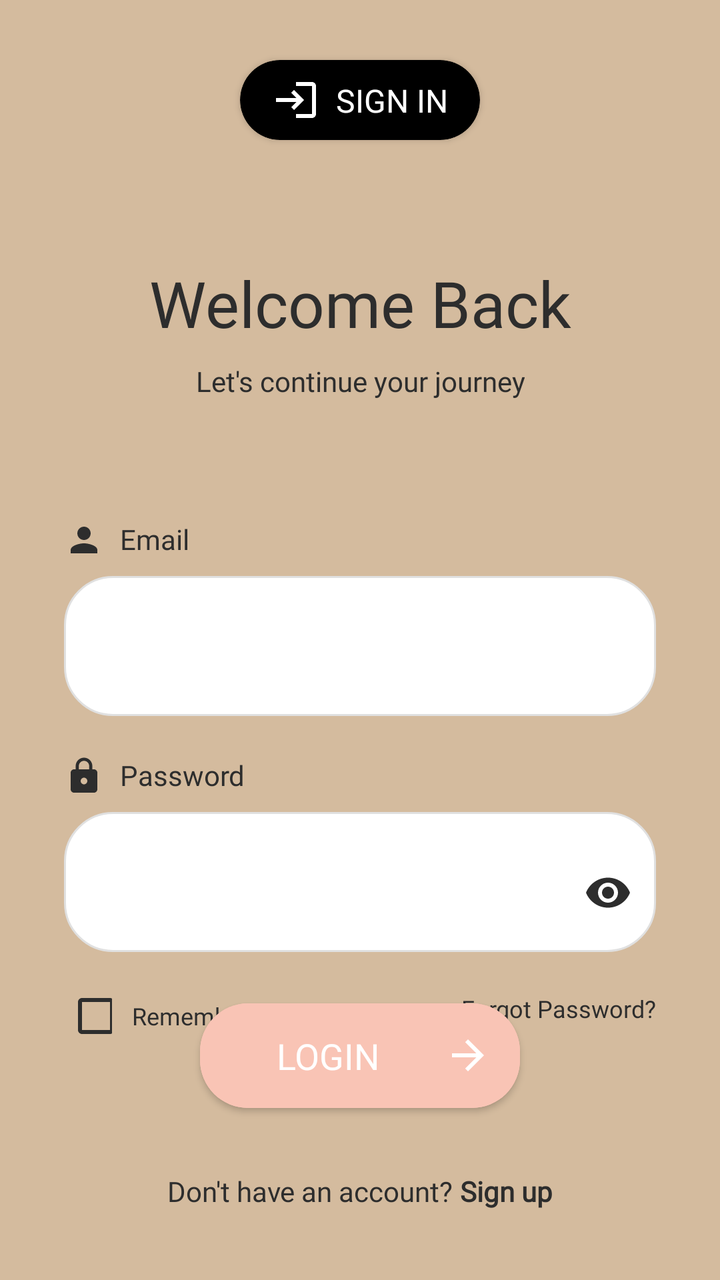
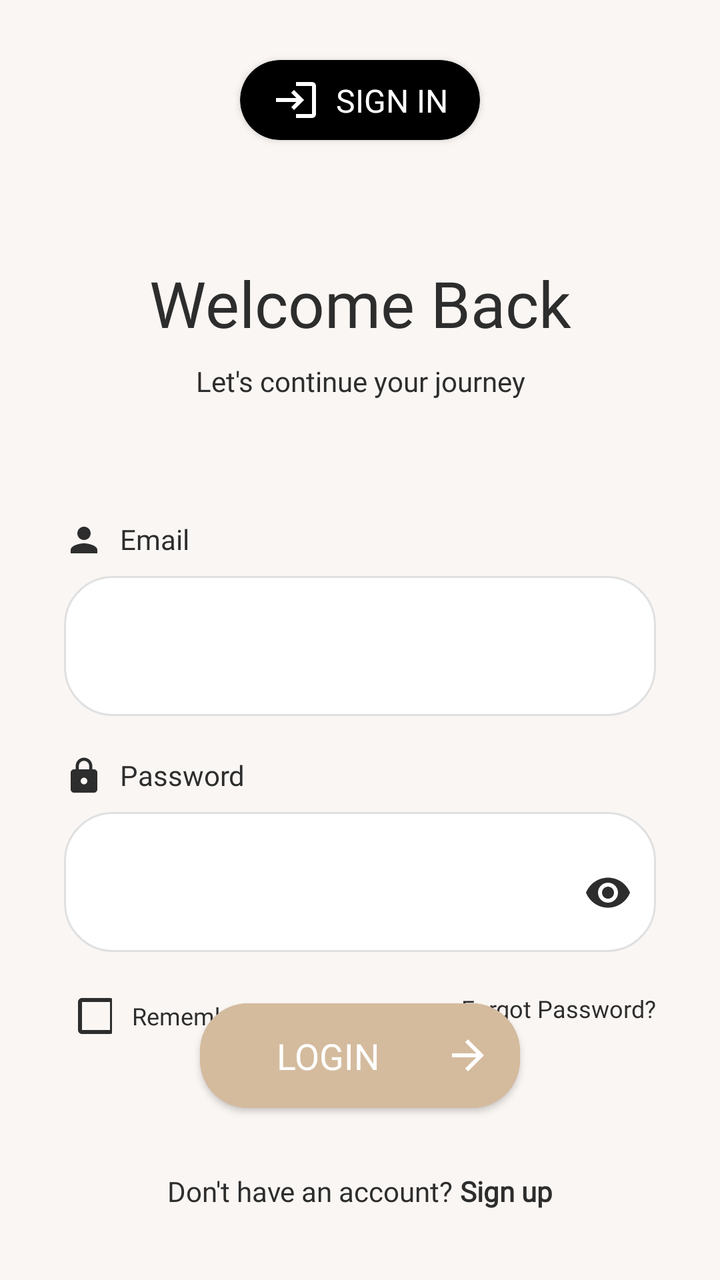

Screens rendered from an Android XML layout before and after an edit, with the pre-edit source and the edit as a unified diff.
<!-- AndroidManifest.xml: application theme Theme.SafeHer -->
<!-- res/layout/fragment_login.xml -->
<?xml version="1.0" encoding="utf-8"?>
<androidx.constraintlayout.widget.ConstraintLayout xmlns:android="http://schemas.android.com/apk/res/android"
    xmlns:app="http://schemas.android.com/apk/res-auto"
    xmlns:tools="http://schemas.android.com/tools"
    android:layout_width="match_parent"
    android:layout_height="match_parent"
    android:background="@color/cream_background">

    
    <com.airbnb.lottie.LottieAnimationView
        android:id="@+id/welcomeAnimation"
        android:layout_width="1dp"
        android:layout_height="1dp"
        android:alpha="0"
        app:layout_constraintTop_toTopOf="parent"
        app:layout_constraintStart_toStartOf="parent"
        app:lottie_autoPlay="false"
        app:lottie_loop="false"
        app:lottie_rawRes="@raw/welcome_animation" />

    
    <androidx.cardview.widget.CardView
        android:id="@+id/loginHeaderCard"
        android:layout_width="wrap_content"
        android:layout_height="wrap_content"
        android:layout_marginTop="30dp"
        app:cardBackgroundColor="#000000"
        app:cardCornerRadius="20dp"
        app:layout_constraintEnd_toEndOf="parent"
        app:layout_constraintStart_toStartOf="parent"
        app:layout_constraintTop_toTopOf="parent">

        <androidx.constraintlayout.widget.ConstraintLayout
            android:layout_width="wrap_content"
            android:layout_height="wrap_content"
            android:paddingHorizontal="16dp"
            android:paddingVertical="8dp">

            <ImageView
                android:id="@+id/loginIcon"
                android:layout_width="24dp"
                android:layout_height="24dp"
                android:src="@drawable/ic_login"
                app:layout_constraintBottom_toBottomOf="parent"
                app:layout_constraintStart_toStartOf="parent"
                app:layout_constraintTop_toTopOf="parent"
                app:layout_constraintVertical_bias="0.333"
                app:tint="#FFFFFF" />

            <TextView
                android:layout_width="wrap_content"
                android:layout_height="wrap_content"
                android:layout_marginStart="8dp"
                android:fontFamily="@font/poppins_medium"
                android:text="SIGN IN"
                android:textColor="#FFFFFF"
                android:textSize="16sp"
                app:layout_constraintBottom_toBottomOf="parent"
                app:layout_constraintEnd_toEndOf="parent"
                app:layout_constraintStart_toEndOf="@id/loginIcon"
                app:layout_constraintTop_toTopOf="parent" />
        </androidx.constraintlayout.widget.ConstraintLayout>
    </androidx.cardview.widget.CardView>

    
    <androidx.appcompat.widget.AppCompatTextView
        android:id="@+id/welcomeTitle"
        android:layout_width="wrap_content"
        android:layout_height="wrap_content"
        android:layout_marginTop="60dp"
        android:fontFamily="@font/poppins_semibold"
        android:text="Welcome Back"
        android:textColor="#2D2D2D"
        android:textSize="32sp"
        app:layout_constraintEnd_toEndOf="parent"
        app:layout_constraintStart_toStartOf="parent"
        app:layout_constraintTop_toBottomOf="@id/loginHeaderCard" />

    
    <androidx.appcompat.widget.AppCompatTextView
        android:id="@+id/welcomeSubtitle"
        android:layout_width="wrap_content"
        android:layout_height="wrap_content"
        android:layout_marginTop="8dp"
        android:fontFamily="@font/poppins_regular"
        android:text="Let's continue your journey"
        android:textAlignment="center"
        android:textColor="#2D2D2D"
        android:textSize="14sp"
        app:layout_constraintEnd_toEndOf="parent"
        app:layout_constraintStart_toStartOf="parent"
        app:layout_constraintTop_toBottomOf="@id/welcomeTitle" />

    
    <LinearLayout
        android:id="@+id/form_container"
        android:layout_width="match_parent"
        android:layout_height="wrap_content"
        android:layout_marginHorizontal="32dp"
        android:layout_marginTop="60dp"
        android:orientation="vertical"
        app:layout_constraintTop_toBottomOf="@id/welcomeSubtitle">

        
        <LinearLayout
            android:layout_width="match_parent"
            android:layout_height="wrap_content"
            android:orientation="vertical"
            android:layout_marginBottom="20dp">

            <LinearLayout
                android:layout_width="wrap_content"
                android:layout_height="wrap_content"
                android:orientation="horizontal"
                android:layout_marginBottom="8dp">

                <ImageView
                    android:layout_width="20dp"
                    android:layout_height="20dp"
                    android:src="@drawable/ic_person"
                    app:tint="#2D2D2D" />

                <TextView
                    android:layout_width="wrap_content"
                    android:layout_height="wrap_content"
                    android:layout_marginStart="8dp"
                    android:fontFamily="@font/poppins_medium"
                    android:text="Email"
                    android:textColor="#2D2D2D"
                    android:textSize="14sp" />
            </LinearLayout>

            <com.google.android.material.textfield.TextInputLayout
                android:id="@+id/emailInputLayout"
                style="@style/Widget.MaterialComponents.TextInputLayout.OutlinedBox"
                android:layout_width="match_parent"
                android:layout_height="wrap_content"
                android:background="@drawable/rounded_edittext_bg"
                app:boxBackgroundMode="none">

                <com.google.android.material.textfield.TextInputEditText
                    android:id="@+id/emailEditText"
                    android:layout_width="match_parent"
                    android:layout_height="59dp"
                    android:background="@null"
                    android:fontFamily="@font/poppins_regular"
                    android:inputType="text"
                    android:paddingHorizontal="16dp"
                    android:textColor="#2D2D2D"
                    android:textSize="14sp" />
            </com.google.android.material.textfield.TextInputLayout>
        </LinearLayout>

        
        <LinearLayout
            android:layout_width="match_parent"
            android:layout_height="wrap_content"
            android:orientation="vertical"
            android:layout_marginBottom="20dp">

            <LinearLayout
                android:layout_width="wrap_content"
                android:layout_height="wrap_content"
                android:orientation="horizontal"
                android:layout_marginBottom="8dp">

                <ImageView
                    android:layout_width="20dp"
                    android:layout_height="20dp"
                    android:src="@drawable/ic_lock"
                    app:tint="#2D2D2D" />

                <TextView
                    android:layout_width="wrap_content"
                    android:layout_height="wrap_content"
                    android:layout_marginStart="8dp"
                    android:fontFamily="@font/poppins_medium"
                    android:text="Password"
                    android:textColor="#2D2D2D"
                    android:textSize="14sp" />
            </LinearLayout>

            <com.google.android.material.textfield.TextInputLayout
                android:id="@+id/passwordInputLayout"
                style="@style/Widget.MaterialComponents.TextInputLayout.OutlinedBox"
                android:layout_width="match_parent"
                android:layout_height="wrap_content"
                android:background="@drawable/rounded_edittext_bg"
                app:boxBackgroundMode="none"
                app:endIconMode="password_toggle"
                app:endIconTint="#2D2D2D">

                <com.google.android.material.textfield.TextInputEditText
                    android:id="@+id/passwordEditText"
                    android:layout_width="match_parent"
                    android:layout_height="59dp"
                    android:background="@null"
                    android:fontFamily="@font/poppins_regular"
                    android:inputType="textPassword"
                    android:paddingHorizontal="16dp"
                    android:textColor="#2D2D2D"
                    android:textSize="14sp" />
            </com.google.android.material.textfield.TextInputLayout>
        </LinearLayout>

        
        <LinearLayout
            android:layout_width="match_parent"
            android:layout_height="wrap_content"
            android:orientation="horizontal"
            android:layout_marginBottom="30dp">

            <LinearLayout
                android:layout_width="0dp"
                android:layout_height="wrap_content"
                android:layout_weight="1"
                android:orientation="horizontal"
                android:gravity="start|center_vertical">

                <androidx.appcompat.widget.AppCompatCheckBox
                    android:id="@+id/rememberMeCheckbox"
                    android:layout_width="24dp"
                    android:layout_height="24dp"
                    android:buttonTint="#2D2D2D" />

                <TextView
                    android:layout_width="wrap_content"
                    android:layout_height="wrap_content"
                    android:fontFamily="@font/poppins_regular"
                    android:layout_marginLeft="10dp"
                    android:text="Remember me"
                    android:textColor="#2D2D2D"
                    android:textSize="12sp" />
            </LinearLayout>

            <androidx.appcompat.widget.AppCompatTextView
                android:id="@+id/forgotPasswordText"
                android:layout_width="wrap_content"
                android:layout_height="wrap_content"
                android:fontFamily="@font/poppins_medium"
                android:text="Forgot Password?"
                android:textColor="#2D2D2D"
                android:textSize="12sp" />
        </LinearLayout>
    </LinearLayout>

    
    <LinearLayout
        android:layout_width="wrap_content"
        android:layout_height="wrap_content"
        android:layout_marginBottom="35dp"
        android:orientation="horizontal"
        app:layout_constraintBottom_toBottomOf="parent"
        app:layout_constraintEnd_toEndOf="parent"
        app:layout_constraintStart_toStartOf="parent">

        <androidx.appcompat.widget.AppCompatTextView
            android:layout_width="wrap_content"
            android:layout_height="wrap_content"
            android:fontFamily="@font/poppins_regular"
            android:text="Don't have an account? "
            android:textColor="#2D2D2D" />

        <androidx.appcompat.widget.AppCompatTextView
            android:id="@+id/signUpText"
            android:layout_width="wrap_content"
            android:layout_height="wrap_content"
            android:fontFamily="@font/poppins_medium"
            android:text="Sign up"
            android:textColor="#2D2D2D"
            android:textStyle="bold" />
    </LinearLayout>

    
    <com.google.android.material.button.MaterialButton
        android:id="@+id/loginButton"
        style="@style/SafeHerButton"
        android:layout_width="0dp"
        android:layout_height="wrap_content"
        android:layout_marginHorizontal="100dp"
        android:layout_marginBottom="80dp"
        android:fontFamily="@font/poppins_medium"
        android:paddingHorizontal="30dp"
        android:text="LOGIN"
        android:backgroundTint="#F9C4B5"
        android:textColor="#FFFFFF"
        app:cornerRadius="24dp"
        app:icon="@drawable/ic_arrow_forward"
        app:iconGravity="end"
        app:iconTint="#FFFFFF"
        app:layout_constraintBottom_toBottomOf="parent"
        app:layout_constraintEnd_toEndOf="parent"
        app:layout_constraintStart_toStartOf="parent" />

</androidx.constraintlayout.widget.ConstraintLayout>
<!-- resources referenced by this layout -->
<resources>
  <color name="cream_background">#d4bb9e</color>
  <!-- drawable ic_arrow_forward (drawable) -->
  <?xml version="1.0" encoding="utf-8"?>
  <vector xmlns:android="http://schemas.android.com/apk/res/android"
      android:width="24dp"
      android:height="24dp"
      android:viewportWidth="24"
      android:viewportHeight="24">
      <path
          android:fillColor="#FFFFFF"
          android:pathData="M12,4l-1.41,1.41L16.17,11H4v2h12.17l-5.58,5.59L12,20l8,-8z"/>
  </vector>
  <!-- drawable ic_lock (drawable) -->
  <?xml version="1.0" encoding="utf-8"?>
  <vector xmlns:android="http://schemas.android.com/apk/res/android"
      android:width="24dp"
      android:height="24dp"
      android:viewportWidth="24"
      android:viewportHeight="24">
      <path
          android:fillColor="#FFFFFF"
          android:pathData="M18,8h-1L17,6c0,-2.76 -2.24,-5 -5,-5S7,3.24 7,6v2L6,8c-1.1,0 -2,0.9 -2,2v10c0,1.1 0.9,2 2,2h12c1.1,0 2,-0.9 2,-2L20,10c0,-1.1 -0.9,-2 -2,-2zM12,17c-1.1,0 -2,-0.9 -2,-2s0.9,-2 2,-2 2,0.9 2,2 -0.9,2 -2,2zM15.1,8L8.9,8L8.9,6c0,-1.71 1.39,-3.1 3.1,-3.1 1.71,0 3.1,1.39 3.1,3.1v2z"/>
  </vector>
  <!-- drawable ic_login (drawable) -->
  <?xml version="1.0" encoding="utf-8"?>
  <vector xmlns:android="http://schemas.android.com/apk/res/android"
      android:width="24dp"
      android:height="24dp"
      android:viewportWidth="24"
      android:viewportHeight="24">
      <path
          android:fillColor="#FFFFFF"
          android:pathData="M11,7L9.6,8.4l2.6,2.6H2v2h10.2l-2.6,2.6L11,17l5,-5L11,7zM20,19h-8v2h8c1.1,0 2,-0.9 2,-2V5c0,-1.1 -0.9,-2 -2,-2h-8v2h8V19z"/>
  </vector>
  <!-- drawable ic_person (drawable) -->
  <?xml version="1.0" encoding="utf-8"?>
  <vector xmlns:android="http://schemas.android.com/apk/res/android"
      android:width="24dp"
      android:height="24dp"
      android:viewportWidth="24"
      android:viewportHeight="24">
      <path
          android:fillColor="#FFFFFF"
          android:pathData="M12,12c2.21,0 4,-1.79 4,-4s-1.79,-4 -4,-4 -4,1.79 -4,4 1.79,4 4,4zM12,14c-2.67,0 -8,1.34 -8,4v2h16v-2c0,-2.66 -5.33,-4 -8,-4z"/>
  </vector>
  <!-- drawable rounded_edittext_bg (drawable) -->
  <?xml version="1.0" encoding="utf-8"?>
  <shape xmlns:android="http://schemas.android.com/apk/res/android">
      <solid android:color="#FFFFFF" />
      <corners android:radius="24dp" />
      <stroke android:width="1dp" android:color="#E0E0E0" />
  </shape>
  <style name="SafeHerButton" parent="Widget.MaterialComponents.Button">
          <item name="android:layout_width">0dp</item>
          <item name="android:layout_height">wrap_content</item>
          <item name="android:layout_marginHorizontal">50dp</item>
          <item name="android:fontFamily">@font/poppins_medium</item>
          <item name="android:letterSpacing">0</item>
          <item name="android:padding">14dp</item>
          <item name="android:textAllCaps">false</item>
          <item name="android:textColor">@color/second_white</item>
          <item name="android:textSize" tools:ignore="SpUsage">18dp</item>
          <item name="cornerRadius">30dp</item>
          <item name="backgroundTint">@color/button_gold</item>
      </style>
  <style name="Theme.SafeHer" parent="Base.Theme.SafeHer" />
  <color name="second_white">#FBFBFB</color>
  <color name="button_gold">#d4bb9e</color>
  <style name="Base.Theme.SafeHer" parent="Theme.MaterialComponents.NoActionBar">
          
          
      </style>
</resources>

<!-- the commit's change to res/layout/fragment_login.xml (unified diff, before → after) -->
@@ -282,7 +282,7 @@
         android:fontFamily="@font/poppins_medium"
         android:paddingHorizontal="30dp"
         android:text="LOGIN"
-        android:backgroundTint="#F9C4B5"
+        android:backgroundTint="@color/button_gold"
         android:textColor="#FFFFFF"
         app:cornerRadius="24dp"
         app:icon="@drawable/ic_arrow_forward"
<!-- resource entries referenced after the edit -->
@@ -1,6 +1,6 @@
 <!-- resources referenced by this layout -->
 <resources>
-  <color name="cream_background">#d4bb9e</color>
+  <color name="cream_background">#faf6f3</color>
   <!-- drawable ic_arrow_forward (drawable) -->
   <?xml version="1.0" encoding="utf-8"?>
   <vector xmlns:android="http://schemas.android.com/apk/res/android"
